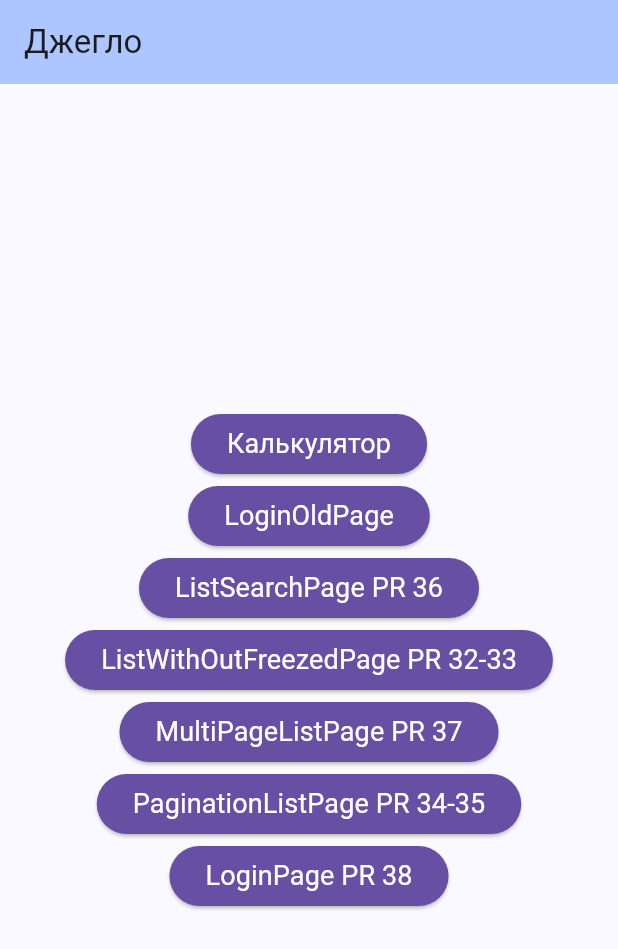
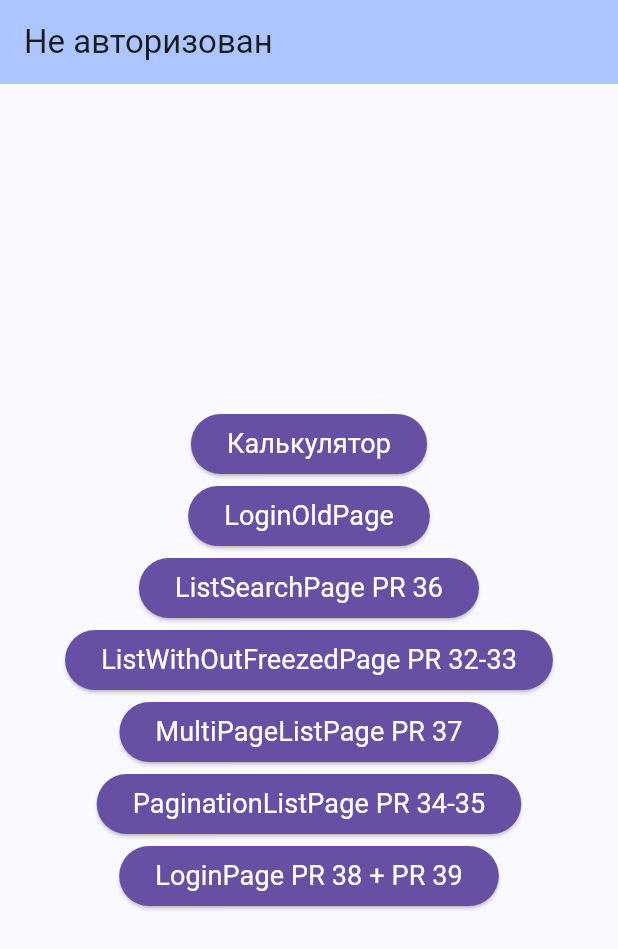
Before and after one commit to dimad2602/FlutterCourse, a Flutter app: the screen it shows after launch, on a phone screen of 412 x 824 dp. Shown: the top 949 px of the screen. Run offline on Flutter 3.47's test engine with Material 3 defaults, Android fonts, the phone set to English and light mode, and no system bars; our stand-ins replace bloc, flutter_bloc, freezed_annotation.

Commit message:
pr39 done

```diff
--- a/lib/domain/blocs/authentication/authentication_bloc.dart
+++ b/lib/domain/blocs/authentication/authentication_bloc.dart
@@ -24,14 +24,11 @@ class AuthenticationBloc
 
   FutureOr<void> _userLoggedIn(
       _UserLoggedIn event, Emitter<AuthenticationState> emit) {
-    //_repository.logIn();
-    print('_userLoggedIn');
     emit(AuthenticationState.authenticated(event.user));
   }
 
   FutureOr<void> _userLoggedOut(
       _UserLoggedOut event, Emitter<AuthenticationState> emit) async {
-    _repository.logOut();
     emit(const AuthenticationState.unauthenticated());
   }
 }
--- a/lib/domain/blocs/authentication/authentication_event.dart
+++ b/lib/domain/blocs/authentication/authentication_event.dart
@@ -3,7 +3,6 @@ part of 'authentication_bloc.dart';
 @freezed
 class AuthenticationEvent with _$AuthenticationEvent {
   //const factory AuthenticationEvent.started() = _Started;
-
   const factory AuthenticationEvent.userLoggedIn(User user) = _UserLoggedIn;
   const factory AuthenticationEvent.userLoggedOut() = _UserLoggedOut;
 }
--- a/lib/pages/first_page.dart
+++ b/lib/pages/first_page.dart
@@ -1,5 +1,7 @@
 import 'package:curse_app_1/components/big_text.dart';
+import 'package:curse_app_1/domain/blocs/authentication/authentication_bloc.dart';
 import 'package:flutter/material.dart';
+import 'package:flutter_bloc/flutter_bloc.dart';
 
 class FirstPage extends StatelessWidget {
   const FirstPage({super.key});
@@ -9,7 +11,17 @@ class FirstPage extends StatelessWidget {
     return Scaffold(
       appBar: AppBar(
         backgroundColor: Theme.of(context).colorScheme.inversePrimary,
-        title: const Text('Джегло'),
+        title: BlocBuilder<AuthenticationBloc, AuthenticationState>(
+            builder: (context, state) {
+          return state.when(
+            authenticated: (user) {
+              return Text(user.name);
+            },
+            unauthenticated: () {
+              return const Text('Не авторизован');
+            },
+          );
+        }),
       ),
       body: Center(
         child: Column(
@@ -95,7 +107,7 @@ class FirstPage extends StatelessWidget {
                 Navigator.of(context).pushNamed('/SignInPage');
               },
               child: const BigText(
-                text: "LoginPage PR 38",
+                text: "LoginPage PR 38 + PR 39",
                 color: Colors.white,
               ),
             ),
```
Also changed, not shown: lib/domain/repositories/sign_in_repo.dart (+0 -24 lines), lib/pages/sign_In_page.dart (+29 -0 lines), lib/pages/success_sign_In_page.dart (+25 -7 lines).
